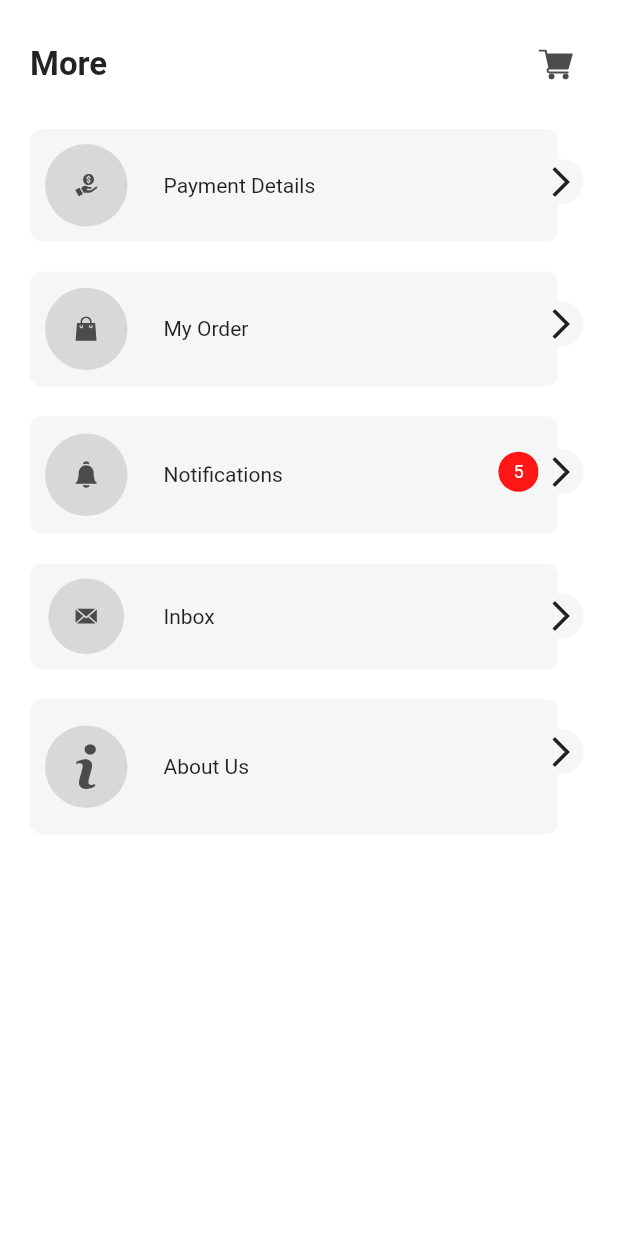
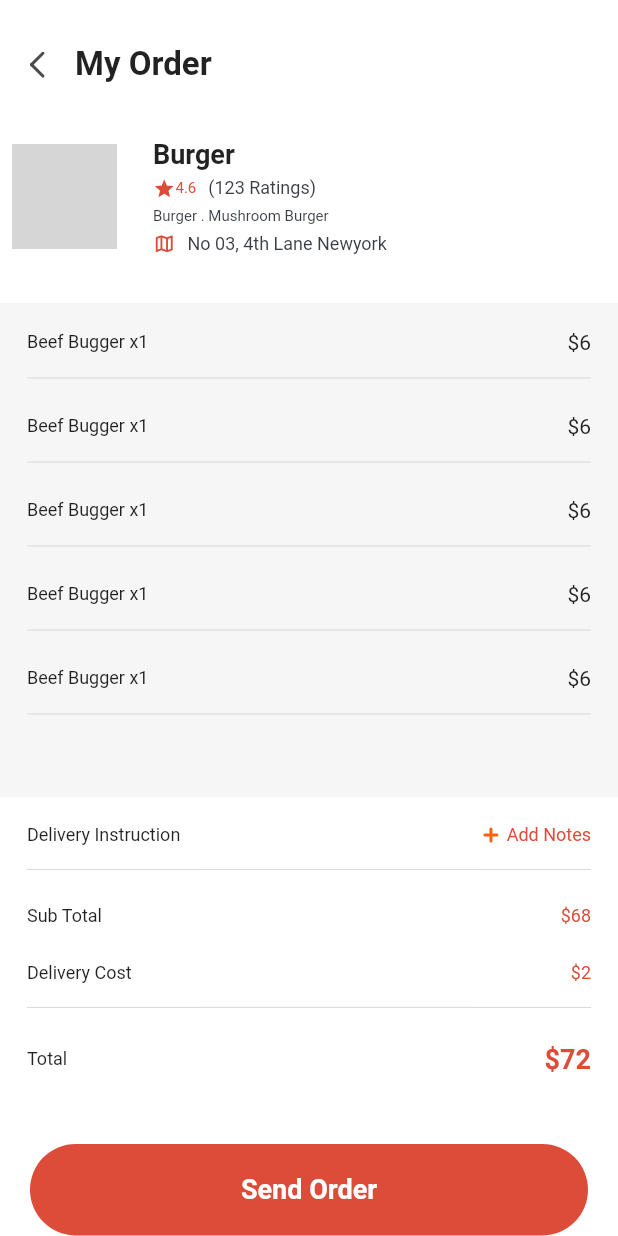
Before and after one commit to 7H3-PR073C70R/meal_monkey, a Flutter app: the MorePage screen opened directly, after a tap on "My Order", on a phone screen of 412 x 824 dp. Run offline on Flutter 3.47's test engine with Material 2 defaults, Android fonts, the phone set to English and light mode, and no system bars; our stand-ins replace curved_navigation_bar, equatable, flutter_screenutil, flutter_svg, go_router, hooks_riverpod; network calls fail; Roboto replaces fonts that are missing (Metropolis); project files that could hold a hidden picture were left out; grey boxes are pictures that could not be loaded.

Commit message:
Implement my order UI

```diff
--- a/lib/src/core/constants/asset_path.dart
+++ b/lib/src/core/constants/asset_path.dart
@@ -16,4 +16,11 @@ class AssetPath {
   static const infoIcon = 'assets/icons/info_icon.svg';
   static const incomeIcon = 'assets/icons/income_icon.svg';
   static const bagIcon = 'assets/icons/bag_icon.svg';
+
+
+
+  static const ellipseIcon = 'assets/icons/Ellipse_icon.svg';
+  static const payPalIcon = 'assets/icons/paypal_icon.svg';
+  static const plusIcon = 'assets/icons/plus_icon.svg';
+  static const visaIcon = 'assets/icons/visa_icon.svg';
 }
--- a/lib/src/core/constants/strings.dart
+++ b/lib/src/core/constants/strings.dart
@@ -9,6 +9,7 @@ class AppString {
   static const searchFood = 'Search food';
   static const currentLocation = 'Current Location';
   static const deliverTo = 'Deliver to';
+  static const sendOrder = 'Send Order';
 
 
   static const more = 'More';
--- a/lib/src/core/router/router.dart
+++ b/lib/src/core/router/router.dart
@@ -1,6 +1,9 @@
 import 'package:flutter/material.dart';
 import 'package:go_router/go_router.dart';
 import 'package:meal_monkey/src/core/widgets/smart_widgets/main_widget.dart';
+import 'package:meal_monkey/src/features/about/presentation/pages/about_us_page.dart';
+import 'package:meal_monkey/src/features/my_order/presentation/pages/my_order.dart';
+import 'package:meal_monkey/src/features/notification/presentation/page/notification_page.dart';
 
 class Routes {
   const Routes._();
@@ -20,6 +23,21 @@ class Routes {
             ),
             routes: [],
           ),
+          GoRoute(
+            name: 'notification',
+            path: '/notification',
+            builder: (context, state) => const NotificationPage(),
+          ),
+          GoRoute(
+            name: 'about',
+            path: '/about-us',
+            builder: (context, state) => const AboutUsPage(),
+          ),
+          GoRoute(
+            name: 'my-order',
+            path: '/my-order',
+            builder: (context, state) => const MyOrderPage(),
+          ),
         ],
       );
 }
--- a/lib/src/core/widgets/dummy_widgets/app_bar.dart
+++ b/lib/src/core/widgets/dummy_widgets/app_bar.dart
@@ -9,12 +9,12 @@ import 'package:meal_monkey/src/core/widgets/dummy_widgets/app_textstyles.dart';
 class AppCustomAppBar extends StatelessWidget {
   final String title;
   final bool isBackButton;
-  final String icon;
+  final String? icon;
   const AppCustomAppBar({
     Key? key,
     required this.title,
     required this.isBackButton,
-    required this.icon,
+     this.icon,
   }) : super(key: key);
 
   @override
@@ -42,7 +42,7 @@ class AppCustomAppBar extends StatelessWidget {
             ],
           ),
           const Spacer(),
-          SvgPicture.asset(icon),
+          if(icon != null) SvgPicture.asset(icon!),
         ],
       ),
     );
--- /dev/null
+++ b/lib/src/features/my_order/presentation/pages/my_order.dart
@@ -0,0 +1,130 @@
+import 'package:flutter/material.dart';
+import 'package:flutter_svg/svg.dart';
+import 'package:meal_monkey/src/core/constants/app_colors.dart';
+import 'package:meal_monkey/src/core/constants/asset_path.dart';
+import 'package:meal_monkey/src/core/constants/strings.dart';
+import 'package:meal_monkey/src/core/widgets/dummy_widgets/app_bar.dart';
+import 'package:meal_monkey/src/core/widgets/dummy_widgets/app_size.dart';
+import 'package:meal_monkey/src/core/widgets/dummy_widgets/app_textstyles.dart';
+import 'package:meal_monkey/src/core/widgets/dummy_widgets/button.dart';
+import 'package:meal_monkey/src/features/my_order/presentation/widgets/order_cards.dart';
+import 'package:meal_monkey/src/features/my_order/presentation/widgets/space_text.dart';
+
+class MyOrderPage extends StatelessWidget {
+  const MyOrderPage({Key? key}) : super(key: key);
+
+  @override
+  Widget build(BuildContext context) {
+    final Map<String, String> order = {
+      'Beef Bugger x1': '\$16',
+      'Classic Bugger x1': '\$14',
+      'Cheese Chicken Bugger x1': '\$17',
+      'Cheese Legs Basket x1': '\$15',
+      'French Fries Large x1': '\$6',
+    };
+
+    final kh = MediaQuery.of(context).size.height;
+
+    return Scaffold(
+      body: SingleChildScrollView(
+        child: Column(
+          children: [
+            const AppCustomAppBar(
+              title: AppString.myOrder,
+              isBackButton: true,
+              // icon: AssetPath.shoppingCartIcon,
+            ),
+            AppSpacing.verticalSpaceSmall,
+            Column(
+              children: [
+                const Padding(
+                  padding: EdgeInsets.all(8.0),
+                  child: OrderCard(
+                    foodDescription: 'Mushroom Burger',
+                    foodImage:
+                        'https://assets.bonappetit.com/photos/5b919cb83d923e31d08fed17/1:1/w_2560%2Cc_limit/basically-burger-1.jpg',
+                    foodName: 'Burger',
+                    foodRating: '4.6',
+                    noOfRatings: '123',
+                    location: 'No 03, 4th Lane Newyork',
+                  ),
+                ),
+                AppSpacing.verticalSpaceLarge,
+                Container(
+                  color: AppColors.greyLightColor,
+                  height: kh * 0.4,
+                  child: Padding(
+                    padding: const EdgeInsets.all(10.0),
+                    child: ListView.builder(
+                      shrinkWrap: true,
+                      itemCount: order.length,
+                      itemBuilder: (context, index) {
+                        return const SpacedText(
+                            text: 'Beef Bugger x1', value: '\$6',);
+                      },
+                    ),
+                  ),
+                ),
+                Padding(
+                  padding: const EdgeInsets.all(10.0),
+                  child: Column(
+                    children: [
+                      SpacedText(
+                        text: 'Delivery Instruction',
+                        child: Row(
+                          children: [
+                            SvgPicture.asset(AssetPath.plusIcon),
+                            AppSpacing.horizontalSpaceTiny,
+                            Text(
+                              'Add Notes',
+                              style: AppTextStyle.bodyOneTextStyle
+                                  .copyWith(color: AppColors.orange),
+                            )
+                          ],
+                        ),
+                      ),
+                      SpacedText(
+                        divider: false,
+                        text: 'Sub Total',
+                        child: Text(
+                          '\$68',
+                          style: AppTextStyle.bodyOneTextStyle
+                              .copyWith(color: AppColors.orange),
+                        ),
+                      ),
+                      SpacedText(
+                        text: 'Delivery Cost',
+                        child: Text(
+                          '\$2',
+                          style: AppTextStyle.bodyOneTextStyle
+                              .copyWith(color: AppColors.orange),
+                        ),
+                      ),
+                      SpacedText(
+                        divider: false,
+                        text: 'Total',
+                        child: Text(
+                          '\$72',
+                          style: AppTextStyle.headerTwoTextStyle.copyWith(
+                            color: AppColors.orange,
+                          ),
+                        ),
+                      ),
+                    ],
+                  ),
+                )
+              ],
+            ),
+            Padding(
+              padding: const EdgeInsets.all(20.0),
+              child: Button(text: AppString.sendOrder,
+              color: AppColors.orange,
+              textColor: AppColors.kcWhiteColor,
+               ontap: (){},),
+            )
+          ],
+        ),
+      ),
+    );
+  }
+}
--- /dev/null
+++ b/lib/src/features/my_order/presentation/widgets/order_cards.dart
@@ -0,0 +1,90 @@
+import 'package:flutter/material.dart';
+import 'package:meal_monkey/src/core/constants/app_colors.dart';
+import 'package:meal_monkey/src/core/widgets/dummy_widgets/app_size.dart';
+import 'package:meal_monkey/src/core/widgets/dummy_widgets/app_textstyles.dart';
+
+class OrderCard extends StatelessWidget {
+  final String foodName;
+  final String foodDescription;
+  final String foodRating;
+  final String noOfRatings;
+  final String foodImage;
+  final String location;
+  const OrderCard({
+    Key? key,
+    required this.foodName,
+    required this.foodDescription,
+    required this.foodRating,
+    required this.noOfRatings,
+    required this.foodImage,
+    required this.location,
+  }) : super(key: key);
+
+  @override
+  Widget build(BuildContext context) {
+    return Row(
+      children: [
+        ClipRRect(
+          borderRadius: BorderRadius.circular(10),
+          child: Image.network(
+            foodImage,
+            fit: BoxFit.cover,
+            height: 70,
+            width: 70,
+          ),
+        ),
+        AppSpacing.horizontalSpaceLarge,
+        Column(
+          crossAxisAlignment: CrossAxisAlignment.start,
+          children: [
+            Text(foodName, style: AppTextStyle.headerTwoTextStyle),
+            AppSpacing.verticalSpaceTiny,
+            Row(
+              children: [
+                const Icon(
+                  Icons.star,
+                  size: 15,
+                  color: AppColors.orange,
+                ),
+                Text(
+                  foodRating,
+                  style: AppTextStyle.bodyTwoTextStyle
+                      .copyWith(color: AppColors.orange),
+                ),
+                AppSpacing.horizontalSpaceSmall,
+                Text(
+                  '($noOfRatings Ratings)',
+                  style: AppTextStyle.bodyOneTextStyle
+                      .copyWith(color: AppColors.greyColor),
+                ),
+              ],
+            ),
+            AppSpacing.verticalSpaceTiny,
+            Text(
+              'Burger . $foodDescription',
+              style: AppTextStyle.bodyTwoTextStyle.copyWith(
+                color: AppColors.greyColor,
+              ),
+            ),
+            AppSpacing.verticalSpaceTiny,
+            Row(
+              children: [
+                const Icon(
+                  Icons.map_outlined,
+                  size: 15,
+                  color: AppColors.orange,
+                ),
+                AppSpacing.horizontalSpaceSmall,
+                Text(
+                  location,
+                  style: AppTextStyle.bodyOneTextStyle
+                      .copyWith(color: AppColors.greyColor),
+                ),
+              ],
+            ),
+          ],
+        ),
+      ],
+    );
+  }
+}
--- /dev/null
+++ b/lib/src/features/my_order/presentation/widgets/space_text.dart
@@ -0,0 +1,48 @@
+import 'package:flutter/material.dart';
+import 'package:meal_monkey/src/core/constants/app_colors.dart';
+import 'package:meal_monkey/src/core/widgets/dummy_widgets/app_size.dart';
+
+import 'package:meal_monkey/src/core/widgets/dummy_widgets/app_textstyles.dart';
+
+class SpacedText extends StatelessWidget {
+  final String text;
+  final String? value;
+  final Widget? child;
+  final bool? divider;
+  const SpacedText({
+    Key? key,
+    required this.text,
+    this.value = '',
+    this.child,
+    this.divider= true,
+  }) : super(key: key);
+
+  @override
+  Widget build(BuildContext context) {
+    return Padding(
+      padding: const EdgeInsets.all(8.0),
+      child: Column(
+        children: [
+          Row(
+            children: [
+              Text(
+                text,
+                style: AppTextStyle.bodyOneTextStyle,
+              ),
+              const Spacer(),
+              child ??
+                  Text(
+                    value!,
+                    style: AppTextStyle.headerFourTextStyle,
+                  ),
+            ],
+          ),
+          AppSpacing.verticalSpaceSmall,
+         if(divider!) const Divider(
+            color: AppColors.greyModerateColor,
+          ),
+        ],
+      ),
+    );
+  }
+}
```
Also changed, not shown: lib/src/core/widgets/dummy_widgets/app_text_and_icon.dart (added, +41 -0 lines), lib/src/core/widgets/dummy_widgets/more_options_card.dart (deleted, +0 -66 lines), lib/src/core/widgets/dummy_widgets/notification_card.dart (deleted, +0 -33 lines), lib/src/core/widgets/smart_widgets/main_widget.dart (+2 -8 lines), lib/src/features/about/presentation/pages/about_us_page.dart (added, +47 -0 lines), lib/src/features/more/presentation/page/more_page.dart (+6 -2 lines), assets/icons/Ellipse_icon.svg (added), assets/icons/paypal_icon.svg (added), assets/icons/plus_icon.svg (added), assets/icons/visa_icon.svg (added).
